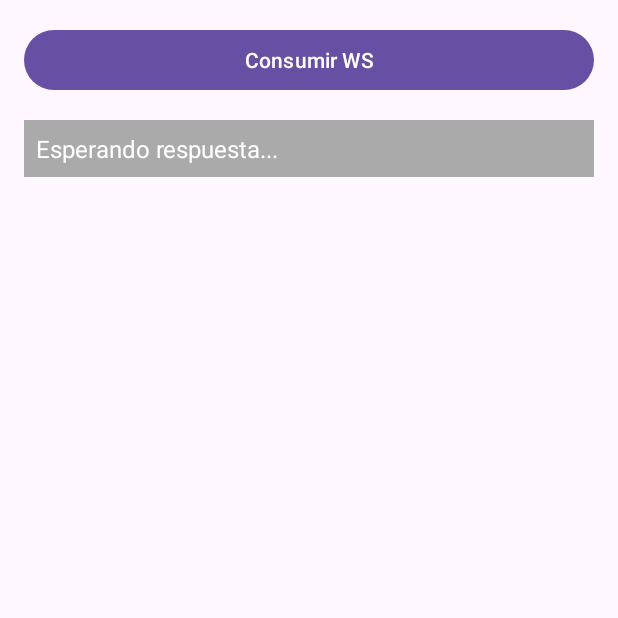
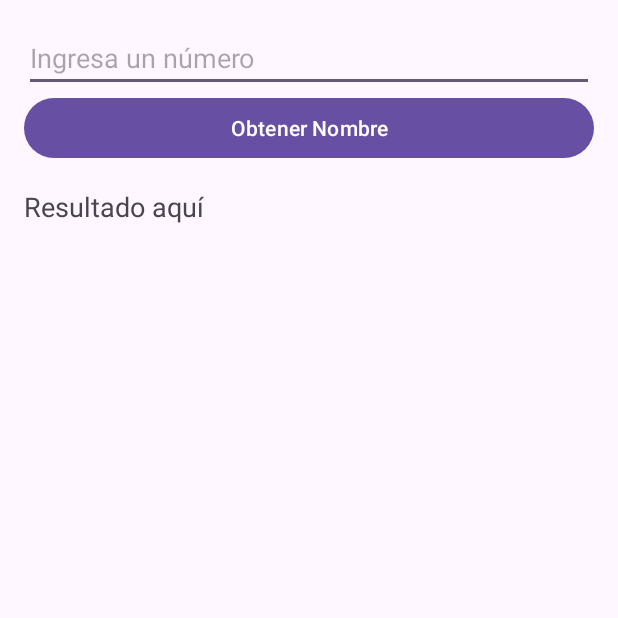
Before and after one commit to LeChustin/AldazMorenoExamen1CHDS, an Android app: the screen it shows after launch (MainActivity), on a phone screen of 412 x 824 dp, the top half of it. Run offline under Robolectric (Android 15) with nearby library versions, the phone set to English and light mode, and no system bars.

Commit message:
cliente con el consumo del ws

```diff
--- a/app/src/main/java/com/chstn/aldazexamen1chds/MainActivity.java
+++ b/app/src/main/java/com/chstn/aldazexamen1chds/MainActivity.java
@@ -1,9 +1,8 @@
 package com.chstn.aldazexamen1chds;
 
 import android.os.Bundle;
-import android.view.View;
-import android.widget.Button;
 import android.widget.TextView;
+import android.widget.Toast;
 
 import androidx.appcompat.app.AppCompatActivity;
 
@@ -15,49 +14,41 @@ import okhttp3.OkHttpClient;
 import okhttp3.Request;
 import okhttp3.Response;
 
+
+
 public class MainActivity extends AppCompatActivity {
 
-    private TextView txtRespuesta;
+    private TextView textView;
 
     @Override
     protected void onCreate(Bundle savedInstanceState) {
         super.onCreate(savedInstanceState);
         setContentView(R.layout.activity_main);
 
-        txtRespuesta = findViewById(R.id.txtRespuesta);
+        textView = findViewById(R.id.tvResult);
 
-        Button btnConsumir = findViewById(R.id.btnConsumir);
-        btnConsumir.setOnClickListener(new View.OnClickListener() {
-            @Override
-            public void onClick(View v) {
-                consumirWS();
-            }
-        });
+        consumirWS();
     }
 
-    public void consumirWS() {
-        String url = "http://10.10.29.67:3001/aldaz";
+    private void consumirWS() {
+        String url = "http://10.10.35.221:3001/nombre2";
 
         OkHttpClient client = new OkHttpClient();
-
-        Request request = new Request.Builder()
-                .url(url)
-                .build();
+        Request request = new Request.Builder().url(url).build();
 
         client.newCall(request).enqueue(new Callback() {
             @Override
             public void onFailure(Call call, IOException e) {
-                e.printStackTrace();
-                runOnUiThread(() -> txtRespuesta.setText("Error de conexión: " + e.getMessage()));
+                runOnUiThread(() -> Toast.makeText(MainActivity.this, "Error de conexión", Toast.LENGTH_SHORT).show());
             }
 
             @Override
             public void onResponse(Call call, Response response) throws IOException {
                 if (response.isSuccessful()) {
-                    final String respuesta = response.body().string();
-                    runOnUiThread(() -> txtRespuesta.setText(respuesta));
+                    final String jsonResponse = response.body().string();
+                    runOnUiThread(() -> textView.setText(jsonResponse));
                 } else {
-                    runOnUiThread(() -> txtRespuesta.setText("Error en la respuesta del servidor"));
+                    runOnUiThread(() -> Toast.makeText(MainActivity.this, "Error en la respuesta del servidor", Toast.LENGTH_SHORT).show());
                 }
             }
         });
--- a/app/src/main/res/layout/activity_main.xml
+++ b/app/src/main/res/layout/activity_main.xml
@@ -6,22 +6,24 @@
     android:orientation="vertical"
     android:padding="16dp">
 
-    <!-- Botón para consumir el servicio -->
-    <Button
-        android:id="@+id/btnConsumir"
+    <EditText
+        android:id="@+id/etNumber"
         android:layout_width="match_parent"
         android:layout_height="wrap_content"
-        android:text="Consumir WS" />
+        android:hint="Ingresa un número"
+        android:inputType="number"/>
 
-    <!-- Cuadro de texto para mostrar la respuesta -->
-    <TextView
-        android:id="@+id/txtRespuesta"
+    <Button
+        android:id="@+id/btnFetch"
         android:layout_width="match_parent"
         android:layout_height="wrap_content"
-        android:layout_marginTop="16dp"
-        android:padding="8dp"
-        android:text="Esperando respuesta..."
-        android:textSize="16sp"
-        android:background="@android:color/darker_gray"
-        android:textColor="@android:color/white" />
+        android:text="Obtener Nombre"/>
+
+    <TextView
+        android:id="@+id/tvResult"
+        android:layout_width="match_parent"
+        android:layout_height="wrap_content"
+        android:paddingTop="16dp"
+        android:text="Resultado aquí"
+        android:textSize="18sp"/>
 </LinearLayout>
```
